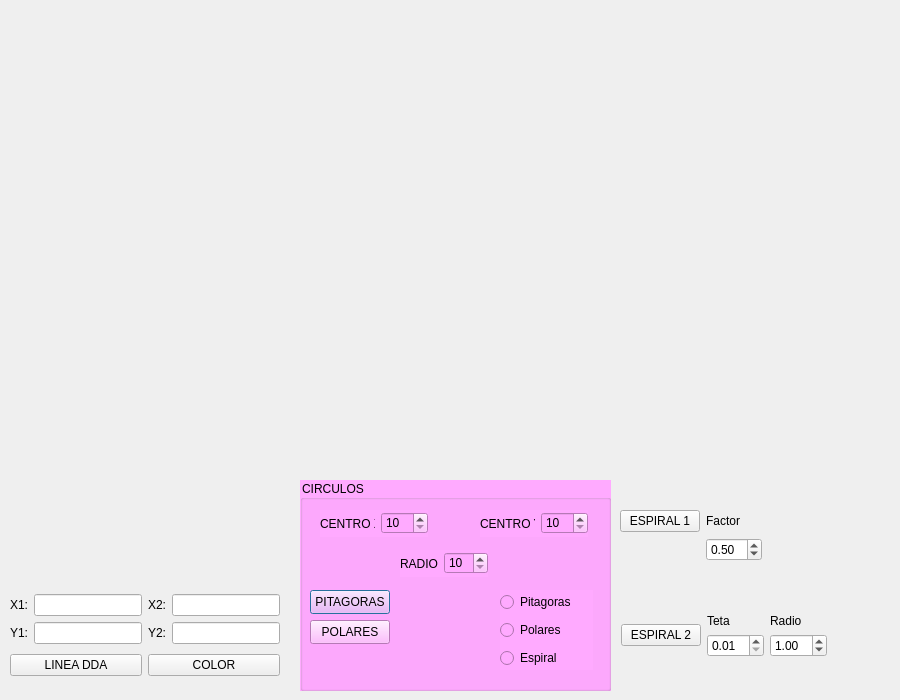
axlRoman/Aplicaciones-Graficacion, file appPrimitivasDeSalida/dialog.ui: the form before one commit.
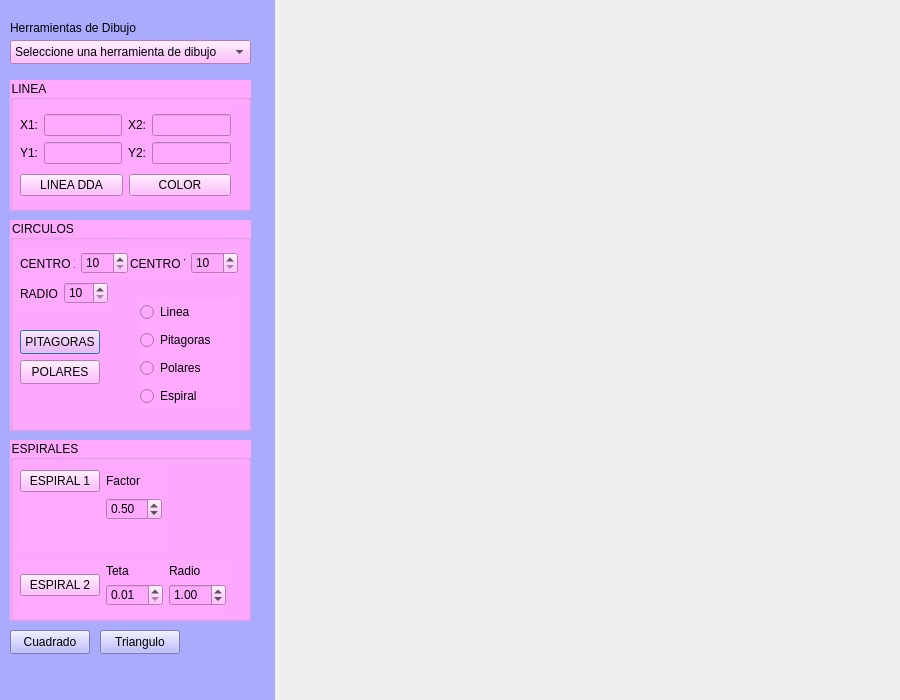
The form after the commit.

Commit message: Aplicacion primitivas de salida se agregaron los metodos para dibujar cuadrado y triangulo y se reediseno la interfaz

```diff
--- a/appPrimitivasDeSalida/dialog.ui
+++ b/appPrimitivasDeSalida/dialog.ui
@@ -13,12 +13,24 @@
   <property name="windowTitle">
    <string>Dialog</string>
   </property>
+  <widget class="QWidget" name="widget" native="true">
+   <property name="geometry">
+    <rect>
+     <x>0</x>
+     <y>0</y>
+     <width>275</width>
+     <height>700</height>
+    </rect>
+   </property>
+   <property name="styleSheet">
+    <string notr="true">background-color: rgb(170, 170, 255);</string>
+   </property>
   <widget class="QGroupBox" name="groupBox">
    <property name="geometry">
     <rect>
-     <x>300</x>
-     <y>480</y>
-     <width>311</width>
+      <x>10</x>
+      <y>220</y>
+      <width>241</width>
      <height>211</height>
     </rect>
    </property>
@@ -32,7 +44,7 @@
    <widget class="QWidget" name="layoutWidget">
     <property name="geometry">
      <rect>
-      <x>20</x>
+       <x>10</x>
       <y>30</y>
       <width>108</width>
       <height>27</height>
@@ -61,7 +73,7 @@
    <widget class="QWidget" name="layoutWidget">
     <property name="geometry">
      <rect>
-      <x>180</x>
+       <x>120</x>
       <y>30</y>
       <width>108</width>
       <height>27</height>
@@ -90,8 +102,8 @@
    <widget class="QWidget" name="layoutWidget">
     <property name="geometry">
      <rect>
-      <x>100</x>
-      <y>70</y>
+       <x>10</x>
+       <y>60</y>
       <width>88</width>
       <height>27</height>
      </rect>
@@ -145,13 +157,23 @@
    <widget class="QWidget" name="layoutWidget">
     <property name="geometry">
      <rect>
-      <x>200</x>
-      <y>110</y>
+       <x>130</x>
+       <y>80</y>
       <width>93</width>
-      <height>80</height>
+       <height>108</height>
      </rect>
     </property>
     <layout class="QVBoxLayout" name="verticalLayout">
+      <item>
+       <widget class="QRadioButton" name="radioButton">
+        <property name="text">
+         <string>Linea</string>
+        </property>
+        <attribute name="buttonGroup">
+         <string notr="true">buttonGroup</string>
+        </attribute>
+       </widget>
+      </item>
      <item>
       <widget class="QRadioButton" name="radioButton1">
        <property name="text">
@@ -185,12 +207,28 @@
     </layout>
    </widget>
   </widget>
+   <widget class="QGroupBox" name="groupBox_2">
+    <property name="geometry">
+     <rect>
+      <x>10</x>
+      <y>80</y>
+      <width>241</width>
+      <height>131</height>
+     </rect>
+    </property>
+    <property name="styleSheet">
+     <string notr="true">background-color: rgb(255, 170, 255);
+color: rgb(0, 0, 0);</string>
+    </property>
+    <property name="title">
+     <string>LINEA</string>
+    </property>
   <widget class="QWidget" name="layoutWidget">
    <property name="geometry">
     <rect>
      <x>10</x>
-     <y>590</y>
-     <width>270</width>
+       <y>30</y>
+       <width>211</width>
      <height>90</height>
     </rect>
    </property>
@@ -259,11 +297,28 @@
     </item>
    </layout>
   </widget>
+   </widget>
+   <widget class="QGroupBox" name="groupBox_3">
+    <property name="geometry">
+     <rect>
+      <x>10</x>
+      <y>440</y>
+      <width>241</width>
+      <height>181</height>
+     </rect>
+    </property>
+    <property name="styleSheet">
+     <string notr="true">background-color: rgb(255, 170, 255);
+color: rgb(0, 0, 0);</string>
+    </property>
+    <property name="title">
+     <string>ESPIRALES</string>
+    </property>
   <widget class="QWidget" name="layoutWidget">
    <property name="geometry">
     <rect>
-     <x>620</x>
-     <y>510</y>
+       <x>10</x>
+       <y>30</y>
      <width>142</width>
      <height>79</height>
     </rect>
@@ -301,8 +356,8 @@
   <widget class="QWidget" name="layoutWidget">
    <property name="geometry">
     <rect>
-     <x>621</x>
-     <y>610</y>
+       <x>10</x>
+       <y>120</y>
      <width>206</width>
      <height>51</height>
     </rect>
@@ -364,6 +419,95 @@
      </layout>
     </item>
    </layout>
+    </widget>
+   </widget>
+   <widget class="QComboBox" name="comboBox">
+    <property name="geometry">
+     <rect>
+      <x>10</x>
+      <y>40</y>
+      <width>241</width>
+      <height>24</height>
+     </rect>
+    </property>
+    <property name="styleSheet">
+     <string notr="true">background-color: rgb(255, 170, 255);
+selection-color: rgb(0, 0, 0);
+selection-background-color: rgb(255, 170, 255);</string>
+    </property>
+    <item>
+     <property name="text">
+      <string>Seleccione una herramienta de dibujo</string>
+     </property>
+    </item>
+    <item>
+     <property name="text">
+      <string>Linea</string>
+     </property>
+    </item>
+    <item>
+     <property name="text">
+      <string>Circulo Pitagoras</string>
+     </property>
+    </item>
+    <item>
+     <property name="text">
+      <string>Circulo Polares</string>
+     </property>
+    </item>
+    <item>
+     <property name="text">
+      <string>Cuadro</string>
+     </property>
+    </item>
+    <item>
+     <property name="text">
+      <string>Triangulo</string>
+     </property>
+    </item>
+   </widget>
+   <widget class="QLabel" name="label_11">
+    <property name="geometry">
+     <rect>
+      <x>10</x>
+      <y>20</y>
+      <width>171</width>
+      <height>16</height>
+     </rect>
+    </property>
+    <property name="styleSheet">
+     <string notr="true">color: rgb(0, 0, 0);</string>
+    </property>
+    <property name="text">
+     <string>Herramientas de Dibujo</string>
+    </property>
+   </widget>
+   <widget class="QPushButton" name="pushButton_7">
+    <property name="geometry">
+     <rect>
+      <x>10</x>
+      <y>630</y>
+      <width>80</width>
+      <height>24</height>
+     </rect>
+    </property>
+    <property name="text">
+     <string>Cuadrado</string>
+    </property>
+   </widget>
+   <widget class="QPushButton" name="pushButton_8">
+    <property name="geometry">
+     <rect>
+      <x>100</x>
+      <y>630</y>
+      <width>80</width>
+      <height>24</height>
+     </rect>
+    </property>
+    <property name="text">
+     <string>Triangulo</string>
+    </property>
+   </widget>
   </widget>
  </widget>
  <resources/>
```
Left out of the diff: 6 changed lines with no effect on the pictures. Lines whose indentation alone changed are shown as unchanged. The commit also changes 5 other files.
